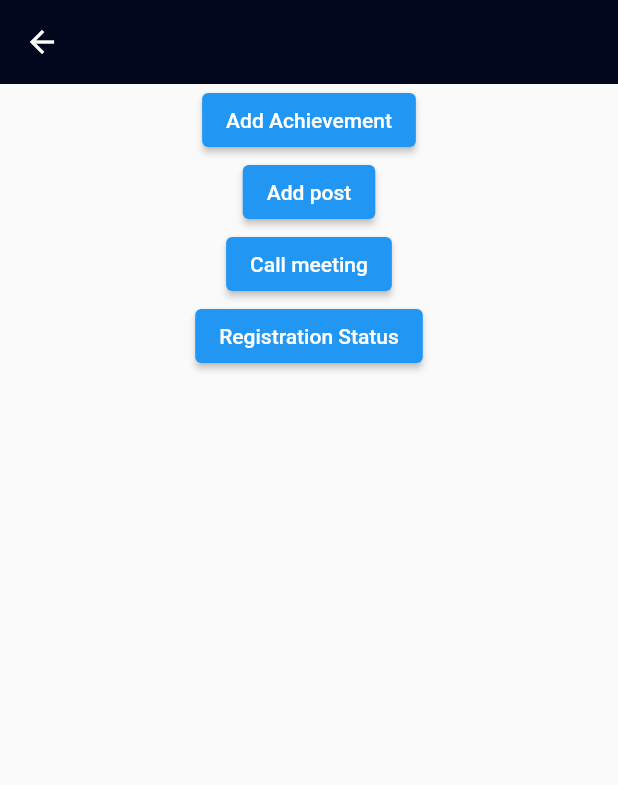
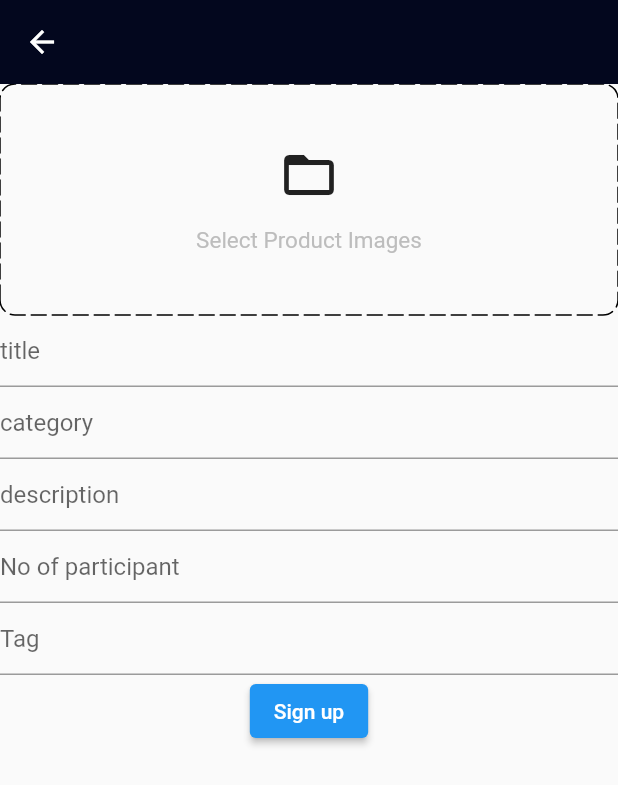
Before and after one commit to vansh132/technozia, a Flutter app: the AdminHome screen opened by its route, after a tap on "Add Achievement", on a phone screen of 412 x 824 dp. Shown: the top 785 px of the screen. Run offline on Flutter 3.47's test engine with Material 2 defaults, Android fonts, the light colour scheme and no system bars; drawn by our look-alikes of dotted_border; our stand-ins replace carousel_slider, file_picker, shared_preferences; accounts and stored records are empty.

Commit message:
add achievement form setup

```diff
--- a/lib/constants/utils.dart
+++ b/lib/constants/utils.dart
@@ -1,3 +1,6 @@
+import 'dart:io';
+
+import 'package:file_picker/file_picker.dart';
 import 'package:flutter/material.dart';
 
 void showSnackBar(BuildContext context, String text) {
@@ -7,3 +10,22 @@ void showSnackBar(BuildContext context, String text) {
     ),
   );
 }
+
+Future<List<File>> pickImages() async {
+  List<File> images = [];
+  try {
+    var files = await FilePicker.platform.pickFiles(
+      type: FileType.image,
+      allowMultiple: true,
+    );
+
+    if (files != null && files.files.isNotEmpty) {
+      for (int i = 0; i < files.files.length; i++) {
+        images.add(File(files.files[i].path!));
+      }
+    }
+  } catch (e) {
+    debugPrint(e.toString());
+  }
+  return images;
+}
--- a/lib/routes.dart
+++ b/lib/routes.dart
@@ -1,5 +1,6 @@
 import 'package:flutter/material.dart';
 import 'package:technozia/main-screens/signup_screen.dart';
+import 'package:technozia/screens/admin-screens/add_achievements_screen.dart';
 import 'package:technozia/screens/admin-screens/home_screen.dart';
 import 'package:technozia/screens/coreteam-screens/home_screen.dart';
 import 'package:technozia/screens/participant-screens/home_screen.dart';
@@ -26,6 +27,11 @@ Route<dynamic> generateRoute(RouteSettings routeSettings) {
         settings: routeSettings,
         builder: (_) => const AdminHome(),
       );
+    case AddAchievementScreen.routeName:
+      return MaterialPageRoute(
+        settings: routeSettings,
+        builder: (_) => const AddAchievementScreen(),
+      );
     default:
       return MaterialPageRoute(
         settings: routeSettings,
--- /dev/null
+++ b/lib/screens/admin-screens/add_achievements_screen.dart
@@ -0,0 +1,181 @@
+import 'dart:io';
+
+import 'package:carousel_slider/carousel_slider.dart';
+import 'package:dotted_border/dotted_border.dart';
+import 'package:file_picker/file_picker.dart';
+import 'package:flutter/material.dart';
+import 'package:technozia/constants/utils.dart';
+
+class AddAchievementScreen extends StatefulWidget {
+  static const String routeName = '/add-achievement-screen';
+  const AddAchievementScreen({super.key});
+
+  @override
+  State<AddAchievementScreen> createState() => _AddAchievementScreenState();
+}
+
+class _AddAchievementScreenState extends State<AddAchievementScreen> {
+  final _addAchievementFormKey = GlobalKey<FormState>();
+  final TextEditingController _title = TextEditingController();
+  final TextEditingController _category = TextEditingController();
+  final TextEditingController _description = TextEditingController();
+  final TextEditingController _noOfParticipants = TextEditingController();
+  final TextEditingController _tag = TextEditingController();
+
+  List<File> images = [];
+
+  @override
+  void dispose() {
+    super.dispose();
+    _title.dispose();
+    _category.dispose();
+    _description.dispose();
+    _noOfParticipants.dispose();
+    _tag.dispose();
+  }
+
+  void onSubmit() {
+    print("achievement added...");
+  }
+
+  void selectImages() async {
+    var res = await pickImages();
+    setState(() {
+      images = res;
+    });
+  }
+
+  @override
+  Widget build(BuildContext context) {
+    return Scaffold(
+        appBar: AppBar(),
+        body: SingleChildScrollView(
+          child: Form(
+            key: _addAchievementFormKey,
+            child: Column(
+              children: [
+                images.isNotEmpty
+                    ? CarouselSlider(
+                        items: images.map((i) {
+                          return Builder(
+                            builder: (context) => Image.file(
+                              i,
+                              fit: BoxFit.cover,
+                              height: 200,
+                            ),
+                          );
+                        }).toList(),
+                        options: CarouselOptions(
+                          viewportFraction: 1,
+                          height: 200,
+                        ),
+                      )
+                    : GestureDetector(
+                        onTap: selectImages,
+                        child: DottedBorder(
+                          borderType: BorderType.RRect,
+                          radius: const Radius.circular(10),
+                          dashPattern: const [10, 4],
+                          strokeCap: StrokeCap.round,
+                          child: Container(
+                            width: double.infinity,
+                            height: 150,
+                            decoration: BoxDecoration(
+                              borderRadius: BorderRadius.circular(10),
+                            ),
+                            child: Column(
+                              mainAxisAlignment: MainAxisAlignment.center,
+                              children: [
+                                const Icon(
+                                  Icons.folder_open,
+                                  size: 40,
+                                ),
+                                const SizedBox(height: 15),
+                                Text(
+                                  'Select Product Images',
+                                  style: TextStyle(
+                                    fontSize: 15,
+                                    color: Colors.grey.shade400,
+                                  ),
+                                ),
+                              ],
+                            ),
+                          ),
+                        ),
+                      ),
+                TextFormField(
+                  controller: _title,
+                  decoration: const InputDecoration(
+                    hintText: 'title',
+                  ),
+                  validator: (val) {
+                    if (val == null || val.isEmpty) {
+                      return 'Enter title';
+                    }
+                    return null;
+                  },
+                ),
+                TextFormField(
+                  controller: _category,
+                  decoration: const InputDecoration(
+                    hintText: 'category',
+                  ),
+                  validator: (val) {
+                    if (val == null || val.isEmpty) {
+                      return 'Enter category';
+                    }
+                    return null;
+                  },
+                ),
+                TextFormField(
+                  controller: _description,
+                  decoration: const InputDecoration(
+                    hintText: 'description',
+                  ),
+                  validator: (val) {
+                    if (val == null || val.isEmpty) {
+                      return 'Enter Description';
+                    }
+                    return null;
+                  },
+                ),
+                TextFormField(
+                  controller: _noOfParticipants,
+                  decoration: const InputDecoration(
+                    hintText: 'No of participant',
+                  ),
+                  validator: (val) {
+                    if (val == null || val.isEmpty) {
+                      return 'Enter valid participants';
+                    }
+                    return null;
+                  },
+                ),
+                TextFormField(
+                  controller: _tag,
+                  decoration: const InputDecoration(
+                    hintText: 'Tag',
+                  ),
+                  validator: (val) {
+                    if (val == null || val.isEmpty) {
+                      return 'Enter tag';
+                    }
+                    return null;
+                  },
+                ),
+                ElevatedButton(
+                  onPressed: () {
+                    if (_addAchievementFormKey.currentState!.validate()) {
+                      onSubmit();
+                    }
+                  },
+                  child: const Text(
+                    "Sign up",
+                  ),
+                ),
+              ],
+            ),
+          ),
+        ));
+  }
+}
--- a/lib/screens/admin-screens/home_screen.dart
+++ b/lib/screens/admin-screens/home_screen.dart
@@ -1,4 +1,5 @@
 import 'package:flutter/material.dart';
+import 'package:technozia/screens/admin-screens/add_achievements_screen.dart';
 
 class AdminHome extends StatelessWidget {
   static const String routeName = '/admin-screen';
@@ -15,7 +16,9 @@ class AdminHome extends StatelessWidget {
           crossAxisAlignment: CrossAxisAlignment.center,
           children: [
             ElevatedButton(
-              onPressed: () {},
+              onPressed: () {
+                Navigator.pushNamed(context, AddAchievementScreen.routeName);
+              },
               child: const Text(
                 "Add Achievement",
               ),
--- a/pubspec.yaml
+++ b/pubspec.yaml
@@ -37,6 +37,9 @@ dependencies:
   http: ^0.13.6
   provider: ^6.0.5
   shared_preferences: ^2.1.0
+  dotted_border: ^2.0.0+3
+  file_picker: ^5.2.11
+  carousel_slider: ^4.2.1
 
 dev_dependencies:
   flutter_test:
```
Also changed, not shown: pubspec.lock.
